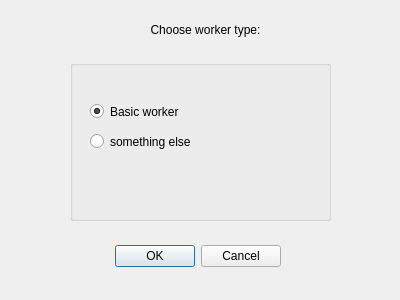
villeh987/Pirkanmaa-Conquest-Game, file Game/workerdialog.ui: the form before one commit.
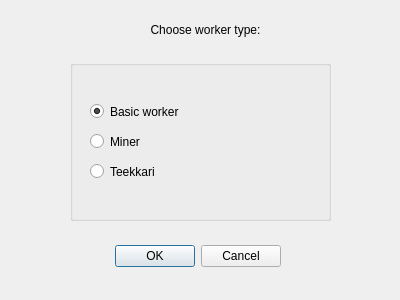
The form after the commit.

Commit message: Added: Functionality for Teekkari and Miner. They don't have visuals yet.

Diff of the .ui file:
```diff
--- a/Game/workerdialog.ui
+++ b/Game/workerdialog.ui
@@ -83,7 +83,20 @@
      </rect>
     </property>
     <property name="text">
-     <string>something else</string>
+     <string>Miner</string>
+    </property>
+   </widget>
+   <widget class="QRadioButton" name="teekkariRadioButton">
+    <property name="geometry">
+     <rect>
+      <x>20</x>
+      <y>100</y>
+      <width>141</width>
+      <height>23</height>
+     </rect>
+    </property>
+    <property name="text">
+     <string>Teekkari</string>
     </property>
    </widget>
   </widget>
```
Left out of the diff: 2 changed lines with no effect on the pictures. The commit also changes 9 other files.
